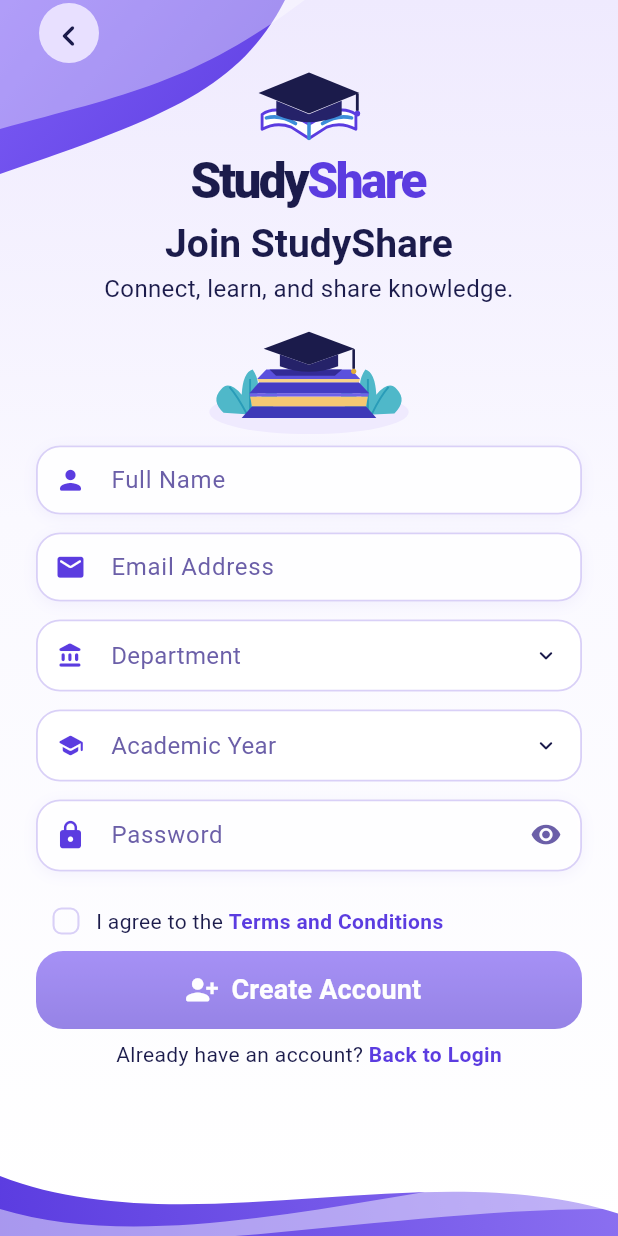
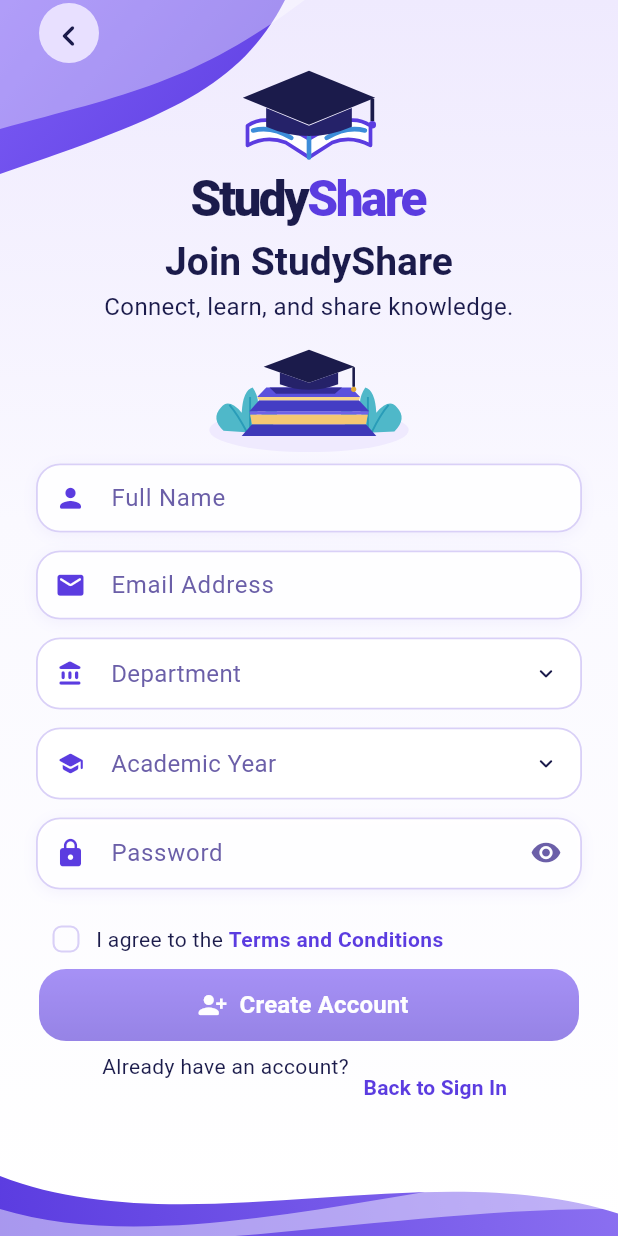
Before and after one commit to biruk2116/StudyShare, a Flutter app: the SignupScreen screen opened by its route, on a phone screen of 412 x 824 dp. Run offline on Flutter 3.47's test engine with Material 3 defaults, Android fonts, the phone set to English and light mode, and no system bars; our stand-ins replace flutter_secure_storage, flutter_svg, go_router, material_ui; accounts and stored records are empty.

Commit message:
feat: Improve layout and responsiveness of SignupScreen with updated padding and button constraints

```diff
--- a/lib/features/auth/signup/signup_screen.dart
+++ b/lib/features/auth/signup/signup_screen.dart
@@ -65,7 +65,12 @@ class _SignupScreenState extends State<SignupScreen> {
                 : 24.0;
             final gap = compact ? 6.0 : AppSpace.fieldGap;
             return SingleChildScrollView(
-              padding: EdgeInsets.fromLTRB(horizontalPadding, 2, horizontalPadding, 12),
+              padding: EdgeInsets.fromLTRB(
+                horizontalPadding,
+                2,
+                horizontalPadding,
+                12,
+              ),
               child: Center(
                 child: ConstrainedBox(
                   constraints: const BoxConstraints(maxWidth: 430),
@@ -93,7 +98,7 @@ class _SignupScreenState extends State<SignupScreen> {
                             ),
                           ),
                         ),
-                        const AuthHeader(compact: true),
+                        const AuthHeader(compact: true, prominent: true),
                         SizedBox(height: compact ? 2 : 6),
                         Text(
                           'Join StudyShare',
@@ -211,14 +216,20 @@ class _SignupScreenState extends State<SignupScreen> {
                           ],
                         ),
                         Consumer<AuthController>(
-                          builder: (context, auth, _) => PrimaryButton(
+                          builder: (context, auth, _) => Center(
+                            child: ConstrainedBox(
+                              constraints: const BoxConstraints(maxWidth: 360),
+                              child: PrimaryButton(
                                 label: 'Create Account',
                                 icon: Icons.person_add_alt_1_rounded,
                                 enabled: _terms,
                                 loading: auth.isLoading,
+                                compact: true,
                                 onPressed: _terms
                                     ? () => _submit(context, auth)
                                     : null,
+                              ),
+                            ),
                           ),
                         ),
                         const SizedBox(height: 7),
@@ -232,10 +243,17 @@ class _SignupScreenState extends State<SignupScreen> {
                                 fontSize: 14,
                               ),
                             ),
-                            GestureDetector(
-                              onTap: () => context.go('/login'),
+                            TextButton(
+                              onPressed: () => context.go('/login'),
+                              style: TextButton.styleFrom(
+                                minimumSize: const Size(48, 44),
+                                padding: const EdgeInsets.symmetric(
+                                  horizontal: 6,
+                                ),
+                                tapTargetSize: MaterialTapTargetSize.padded,
+                              ),
                               child: const Text(
-                                'Back to Login',
+                                'Back to Sign In',
                                 style: TextStyle(
                                   color: AppColors.purple,
                                   fontWeight: FontWeight.w600,
```
Lines whose indentation alone changed are shown as unchanged.
